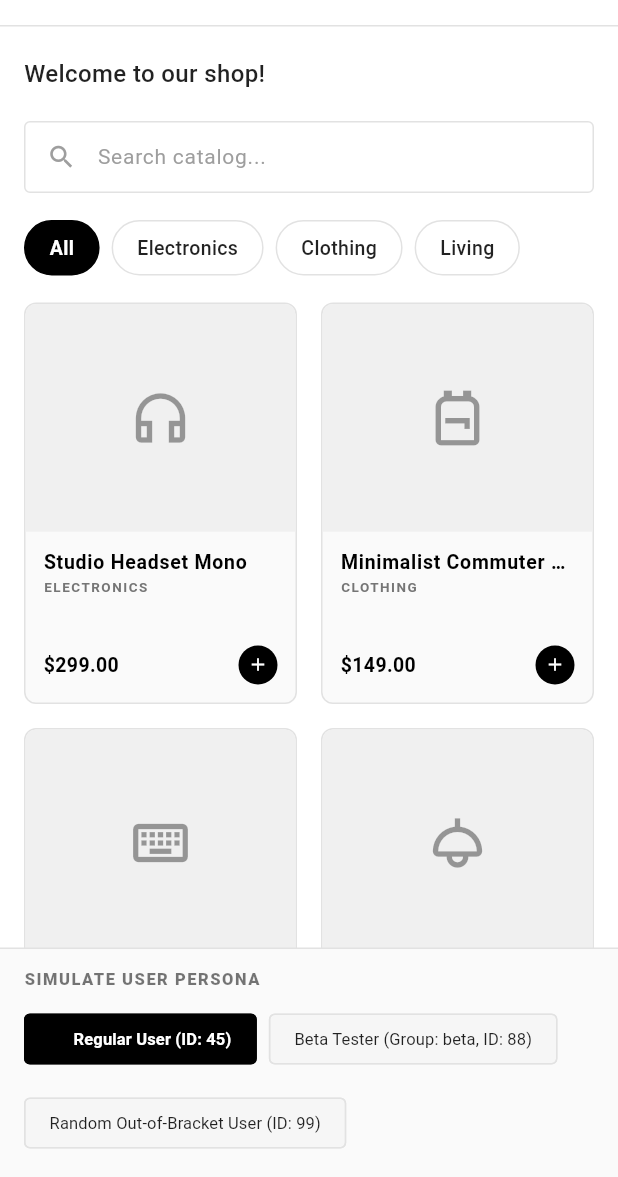
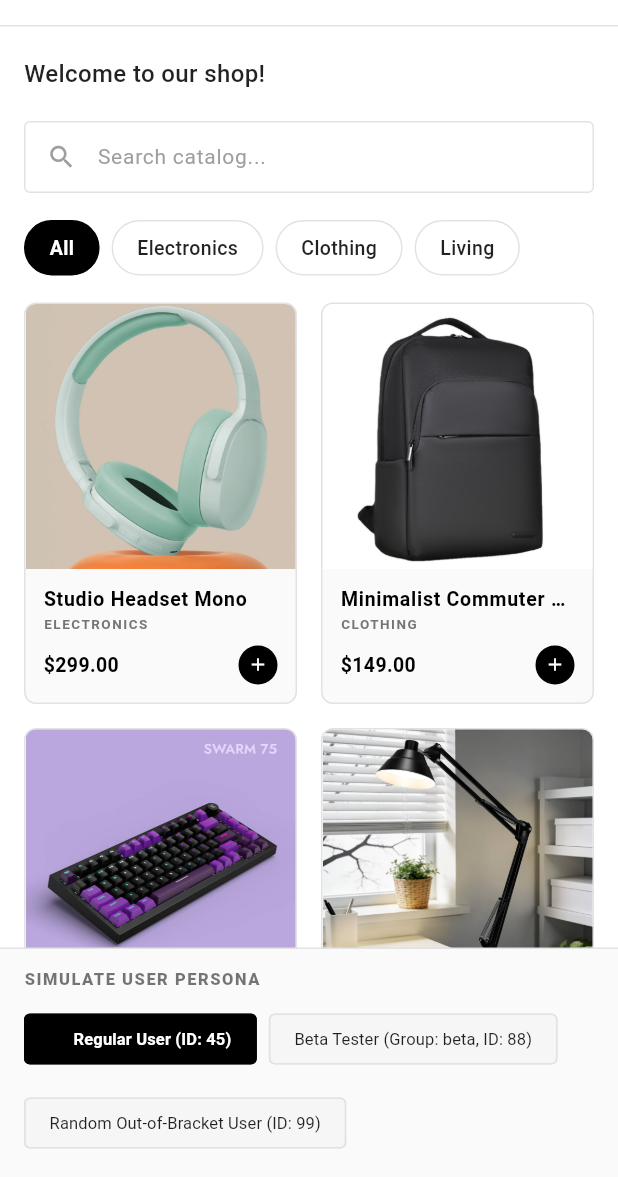
Before and after one commit to tanishpashte/Flagforge, a Flutter app: the screen it shows after launch, on a phone screen of 412 x 824 dp, the part 59-1236 px from its top. Run offline on Flutter 3.47's test engine with Material 3 defaults, Android fonts, the phone set to English and light mode, and no system bars; network calls fail; Roboto replaces fonts that are missing (SpaceGrotesk).

Commit message:
fix: declare asset images, reduce product card spacing, and resolve render overflow

```diff
--- a/client_flutter/lib/main.dart
+++ b/client_flutter/lib/main.dart
@@ -105,6 +105,7 @@ class Product {
   final double price;
   final String description;
   final IconData icon;
+  final String? imagePath;
 
   const Product({
     required this.id,
@@ -113,6 +114,7 @@ class Product {
     required this.price,
     required this.description,
     required this.icon,
+    this.imagePath,
   });
 }
 
@@ -199,6 +201,7 @@ class _ECommerceDashboardState extends State<ECommerceDashboard> {
       price: 299.00,
       description: 'Active noise cancelling wireless headset. Pure sound, architectural geometry.',
       icon: Icons.headphones_outlined,
+      imagePath: 'assets/images/headset.png',
     ),
     Product(
       id: 'p2',
@@ -207,6 +210,7 @@ class _ECommerceDashboardState extends State<ECommerceDashboard> {
       price: 149.00,
       description: 'Water-resistant rolltop bag with modular compartments and custom aluminum hardware.',
       icon: Icons.backpack_outlined,
+      imagePath: 'assets/images/backpack.png',
     ),
     Product(
       id: 'p3',
@@ -215,6 +219,7 @@ class _ECommerceDashboardState extends State<ECommerceDashboard> {
       price: 189.00,
       description: 'Tactile hot-swappable mechanical switches with solid anodized chassis.',
       icon: Icons.keyboard_outlined,
+      imagePath: 'assets/images/keyboard.png',
     ),
     Product(
       id: 'p4',
@@ -223,6 +228,7 @@ class _ECommerceDashboardState extends State<ECommerceDashboard> {
       price: 89.00,
       description: 'Dimmable warm LED fixture constructed from sandblasted aluminum components.',
       icon: Icons.light_outlined,
+      imagePath: 'assets/images/lamp.png',
     ),
   ];
 
@@ -444,7 +450,6 @@ class _ECommerceDashboardState extends State<ECommerceDashboard> {
                         children: [
                           // Graphic Frame box representing product image
                           Expanded(
-                            flex: 4,
                             child: Container(
                               width: double.infinity,
                               decoration: BoxDecoration(
@@ -456,7 +461,22 @@ class _ECommerceDashboardState extends State<ECommerceDashboard> {
                               ),
                               child: Hero(
                                 tag: 'product-icon-${product.id}',
-                                child: Icon(
+                                child: ClipRRect(
+                                  borderRadius: const BorderRadius.only(
+                                    topLeft: Radius.circular(7),
+                                    topRight: Radius.circular(7),
+                                  ),
+                                  child: product.imagePath != null
+                                      ? Image.asset(
+                                          product.imagePath!,
+                                          fit: BoxFit.cover,
+                                          errorBuilder: (context, error, stackTrace) => Icon(
+                                            product.icon,
+                                            size: 44,
+                                            color: isDark ? Colors.white38 : Colors.black38,
+                                          ),
+                                        )
+                                      : Icon(
                                           product.icon,
                                           size: 44,
                                           color: isDark ? Colors.white38 : Colors.black38,
@@ -464,14 +484,13 @@ class _ECommerceDashboardState extends State<ECommerceDashboard> {
                                 ),
                               ),
                             ),
+                          ),
                           // Content Info
-                          Expanded(
-                            flex: 3,
-                            child: Padding(
+                          Padding(
                             padding: const EdgeInsets.all(12),
                             child: Column(
                               crossAxisAlignment: CrossAxisAlignment.start,
-                                mainAxisAlignment: MainAxisAlignment.spaceBetween,
+                              mainAxisSize: MainAxisSize.min,
                               children: [
                                 Column(
                                   crossAxisAlignment: CrossAxisAlignment.start,
@@ -496,6 +515,7 @@ class _ECommerceDashboardState extends State<ECommerceDashboard> {
                                     ),
                                   ],
                                 ),
+                                const SizedBox(height: 8),
                                 Row(
                                   mainAxisAlignment: MainAxisAlignment.spaceBetween,
                                   children: [
@@ -538,7 +558,6 @@ class _ECommerceDashboardState extends State<ECommerceDashboard> {
                                   ],
                                 ),
                               ],
-                              ),
                             ),
                           ),
                         ],
@@ -727,10 +746,23 @@ class _ECommerceDashboardState extends State<ECommerceDashboard> {
                             ),
                             child: Hero(
                               tag: 'product-icon-${product.id}',
-                              child: Icon(
+                              child: ClipRRect(
+                                borderRadius: BorderRadius.circular(12),
+                                child: product.imagePath != null
+                                    ? Image.asset(
+                                        product.imagePath!,
+                                        fit: BoxFit.cover,
+                                        errorBuilder: (context, error, stackTrace) => Icon(
                                           product.icon,
                                           size: 80,
                                           color: isDark ? Colors.white38 : Colors.black38,
+                                        ),
+                                      )
+                                    : Icon(
+                                        product.icon,
+                                        size: 80,
+                                        color: isDark ? Colors.white38 : Colors.black38,
+                                      ),
                               ),
                             ),
                           ),
--- a/client_flutter/pubspec.yaml
+++ b/client_flutter/pubspec.yaml
@@ -19,3 +19,5 @@ dev_dependencies:
 
 flutter:
   uses-material-design: true
+  assets:
+    - assets/images/
```
Also changed, not shown: client_flutter/assets/images/backpack.png (added), client_flutter/assets/images/headset.png (added), client_flutter/assets/images/keyboard.png (added), client_flutter/assets/images/lamp.png (added). Lines whose indentation alone changed are shown as unchanged.
